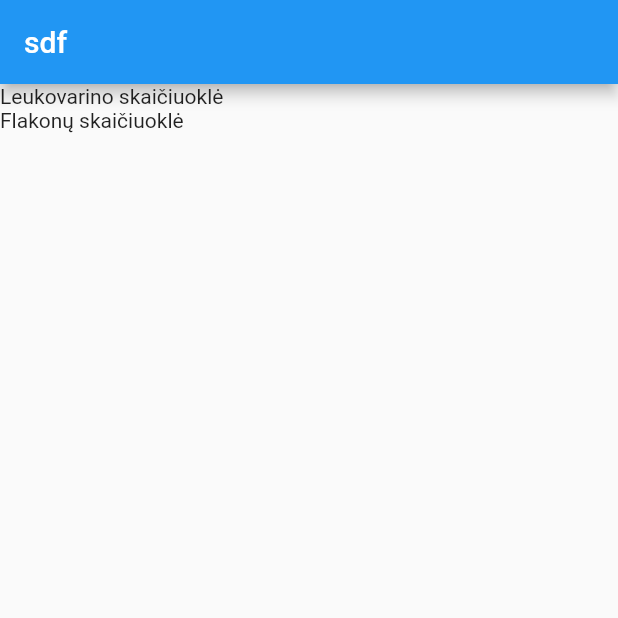
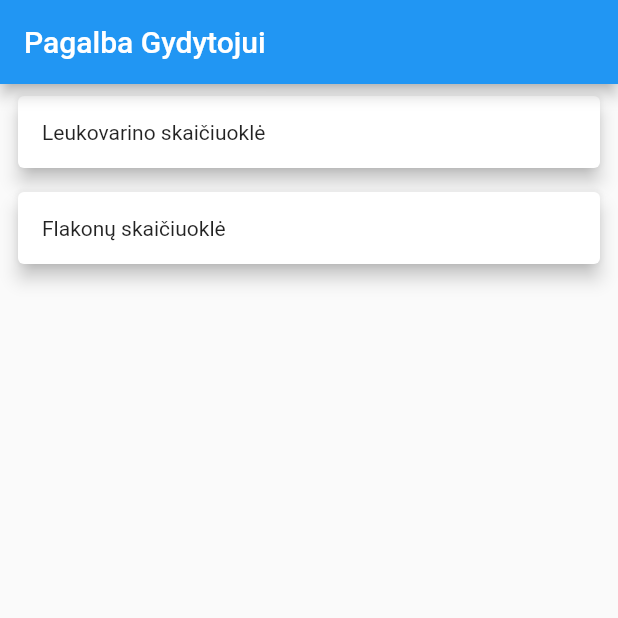
Before and after one commit to liusbl/pagalba-gydytojui, a Flutter app: the screen it shows after launch, on a phone screen of 412 x 824 dp, the top half of it. Run offline on Flutter 3.47's test engine with Material 2 defaults, Android fonts, the phone set to English and light mode, and no system bars; our stand-ins replace equatable.

Commit message:
Create proper design for list item

```diff
--- a/lib/main.dart
+++ b/lib/main.dart
@@ -15,7 +15,7 @@ class App extends StatelessWidget {
       ),
       home: Scaffold(
         appBar: AppBar(
-          title: Text('sdf'),
+          title: Text('Pagalba Gydytojui'),
         ),
         body: MainScreen(),
       ),
--- a/lib/main_card.dart
+++ b/lib/main_card.dart
@@ -7,9 +7,18 @@ class MainCard extends StatelessWidget {
 
   @override
   Widget build(BuildContext context) {
-    return Card(
-      elevation: 5,
-      child: Text(text),
+    return Container(
+      margin: const EdgeInsets.symmetric(vertical: 4.0, horizontal: 8.0),
+      child: Card(
+        elevation: 5,
+        child: InkWell(
+          onTap: () {},
+          child: Padding(
+            padding: const EdgeInsets.all(16.0),
+            child: Text(text),
+          ),
+        ),
+      ),
     );
   }
 }
--- a/lib/main_screen.dart
+++ b/lib/main_screen.dart
@@ -1,5 +1,7 @@
 import 'package:flutter/material.dart';
 import 'package:pagalba_gydytojui/screen_config_list.dart';
+
+import 'main_card.dart';
 
 class MainScreen extends StatelessWidget {
   @override
@@ -7,7 +9,7 @@ class MainScreen extends StatelessWidget {
     return ListView.builder(
       itemCount: screenConfigList.length,
       itemBuilder: (context, index) {
-        return Text(screenConfigList[index].title);
+        return MainCard(text: screenConfigList[index].title);
       },
     ).build(context);
   }
```
